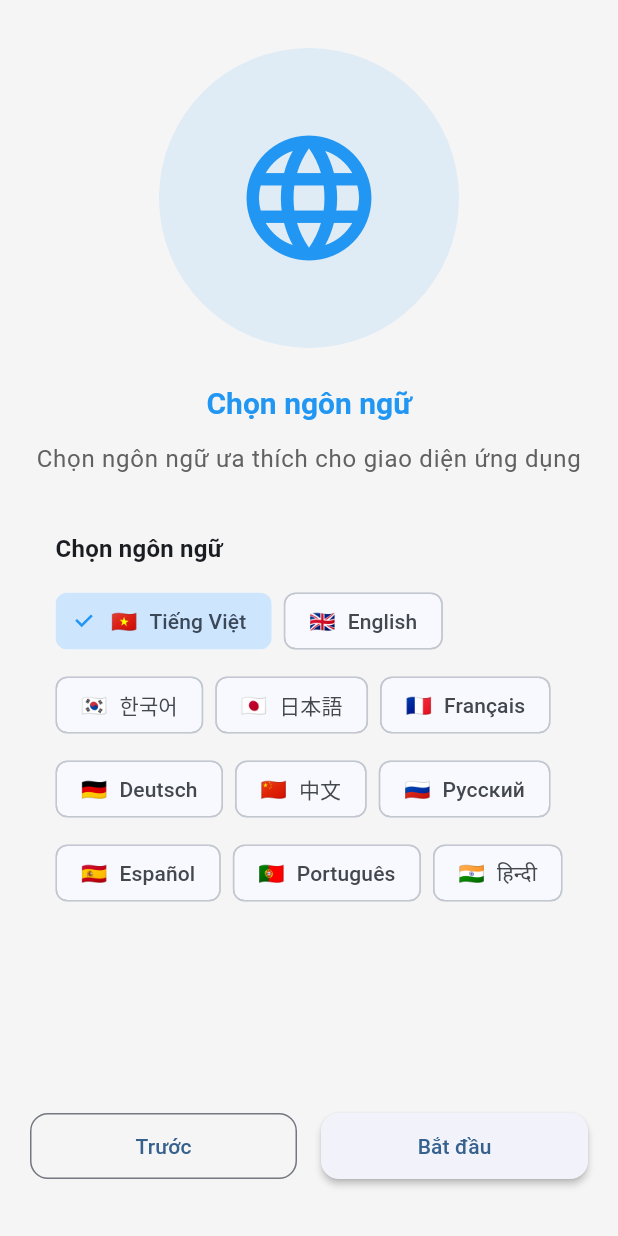
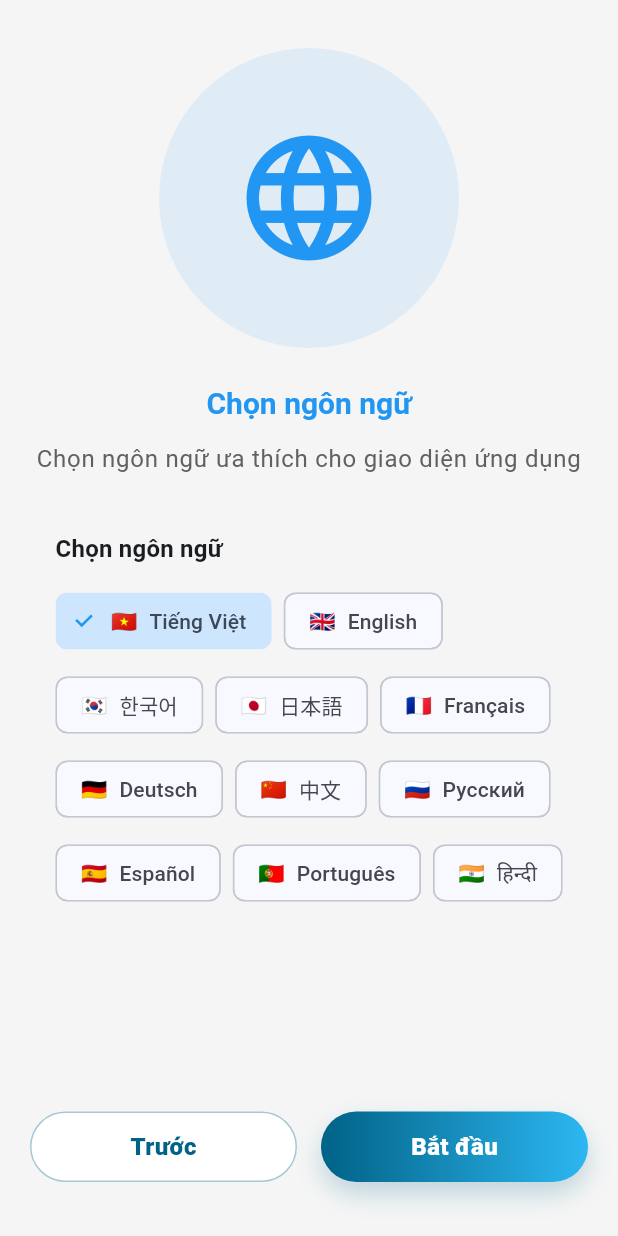
Before and after one commit to nguyenapt/sarah_edu_complete, a Flutter app: the WelcomeScreen3 screen opened directly with empty values, after a tap on "🇻🇳", on a phone screen of 412 x 824 dp. Run offline on Flutter 3.47's test engine with Material 3 defaults, Android fonts, the phone set to English and light mode, and no system bars; our stand-ins replace audioplayers, cached_network_image, cloud_firestore, firebase_auth, firebase_core, fl_chart and 3 more; missing offline and left inert: flutter_html_table; accounts and stored records are empty.

Commit message:
update restyle

```diff
--- a/lib/core/services/language_service.dart
+++ b/lib/core/services/language_service.dart
@@ -7,7 +7,7 @@ class LanguageService {
   // Get current language from SharedPreferences
   static Future<Locale> getCurrentLanguage() async {
     final prefs = await SharedPreferences.getInstance();
-    final languageCode = prefs.getString(_languageKey) ?? 'vi'; // Default to Vietnamese
+    final languageCode = prefs.getString(_languageKey) ?? 'en'; // Default to English
     return Locale(languageCode);
   }
 
@@ -43,7 +43,7 @@ class LanguageService {
       case 'hi':
         return 'हिन्दी';
       default:
-        return 'Tiếng Việt';
+        return 'English';
     }
   }
 
@@ -73,7 +73,7 @@ class LanguageService {
       case 'hi':
         return '🇮🇳';
       default:
-        return '🇻🇳';
+        return '🇬🇧';
     }
   }
 }
--- a/lib/providers/language_provider.dart
+++ b/lib/providers/language_provider.dart
@@ -2,7 +2,7 @@ import 'package:flutter/material.dart';
 import '../core/services/language_service.dart';
 
 class LanguageProvider with ChangeNotifier {
-  Locale _locale = const Locale('vi'); // Default to Vietnamese
+  Locale _locale = const Locale('en'); // Default to English
   bool _isLoading = true;
 
   Locale get locale => _locale;
@@ -18,7 +18,7 @@ class LanguageProvider with ChangeNotifier {
       _isLoading = false;
       notifyListeners();
     } catch (e) {
-      _locale = const Locale('vi');
+      _locale = const Locale('en');
       _isLoading = false;
       notifyListeners();
     }
--- a/lib/screens/welcome/welcome_screen_1.dart
+++ b/lib/screens/welcome/welcome_screen_1.dart
@@ -1,6 +1,14 @@
 import 'package:flutter/material.dart';
 import '../../core/theme/app_theme.dart';
 import '../../l10n/app_localizations.dart';
+
+const Color _kPrimary = Color(0xFF006286);
+const Color _kPrimaryContainer = Color(0xFF2DB7F2);
+const LinearGradient _kPrimaryCtaGradient = LinearGradient(
+  colors: [_kPrimary, _kPrimaryContainer],
+  begin: Alignment.centerLeft,
+  end: Alignment.centerRight,
+);
 
 class WelcomeScreen1 extends StatelessWidget {
   final VoidCallback onNext;
@@ -57,27 +65,15 @@ class WelcomeScreen1 extends StatelessWidget {
               ),
               const Spacer(),
               // Next Button
-              SizedBox(
-                width: double.infinity,
-                child: ElevatedButton(
-                  onPressed: onNext,
-                  style: ElevatedButton.styleFrom(
-                    padding: const EdgeInsets.symmetric(vertical: 16),
-                    shape: RoundedRectangleBorder(
-                      borderRadius: BorderRadius.circular(12),
-                    ),
-                  ),
-                  child: Text(
-                    AppLocalizations.of(context)!.next,
-                    style: const TextStyle(fontSize: 16),
-                  ),
-                ),
+              _GradientPillButton(
+                label: AppLocalizations.of(context)!.next,
+                onPressed: onNext,
               ),
               const SizedBox(height: 16),
               // Skip Button
-              TextButton(
+              _GhostButton(
+                label: AppLocalizations.of(context)!.skip,
                 onPressed: onSkip,
-                child: Text(AppLocalizations.of(context)!.skip),
               ),
               const SizedBox(height: 24),
             ],
@@ -87,3 +83,74 @@ class WelcomeScreen1 extends StatelessWidget {
     );
   }
 }
+
+class _GradientPillButton extends StatelessWidget {
+  const _GradientPillButton({
+    required this.label,
+    required this.onPressed,
+  });
+
+  final String label;
+  final VoidCallback onPressed;
+
+  @override
+  Widget build(BuildContext context) {
+    return DecoratedBox(
+      decoration: BoxDecoration(
+        gradient: _kPrimaryCtaGradient,
+        borderRadius: BorderRadius.circular(999),
+        boxShadow: [
+          BoxShadow(
+            color: _kPrimary.withValues(alpha: 0.22),
+            blurRadius: 14,
+            offset: const Offset(0, 8),
+          ),
+        ],
+      ),
+      child: Material(
+        color: Colors.transparent,
+        child: InkWell(
+          onTap: onPressed,
+          borderRadius: BorderRadius.circular(999),
+          child: Padding(
+            padding: const EdgeInsets.symmetric(vertical: 16),
+            child: Center(
+              child: Text(
+                label,
+                style: const TextStyle(
+                  color: Colors.white,
+                  fontSize: 16,
+                  fontWeight: FontWeight.w900,
+                ),
+              ),
+            ),
+          ),
+        ),
+      ),
+    );
+  }
+}
+
+class _GhostButton extends StatelessWidget {
+  const _GhostButton({
+    required this.label,
+    required this.onPressed,
+  });
+
+  final String label;
+  final VoidCallback onPressed;
+
+  @override
+  Widget build(BuildContext context) {
+    return TextButton(
+      onPressed: onPressed,
+      style: TextButton.styleFrom(
+        foregroundColor: const Color(0xFF445D7F),
+      ),
+      child: Text(
+        label,
+        style: const TextStyle(fontWeight: FontWeight.w800),
+      ),
+    );
+  }
+}
--- a/lib/screens/welcome/welcome_screen_3.dart
+++ b/lib/screens/welcome/welcome_screen_3.dart
@@ -5,6 +5,14 @@ import '../../l10n/app_localizations.dart';
 import '../../providers/language_provider.dart';
 import '../../core/services/welcome_service.dart';
 import '../main_navigation.dart';
+
+const Color _kPrimary = Color(0xFF006286);
+const Color _kPrimaryContainer = Color(0xFF2DB7F2);
+const LinearGradient _kPrimaryCtaGradient = LinearGradient(
+  colors: [_kPrimary, _kPrimaryContainer],
+  begin: Alignment.centerLeft,
+  end: Alignment.centerRight,
+);
 
 class WelcomeScreen3 extends StatelessWidget {
   final VoidCallback onPrevious;
@@ -118,20 +126,15 @@ class WelcomeScreen3 extends StatelessWidget {
               Row(
                 children: [
                   Expanded(
-                    child: OutlinedButton(
+                    child: _OutlinePillButton(
                       onPressed: onPrevious,
-                      style: OutlinedButton.styleFrom(
-                        padding: const EdgeInsets.symmetric(vertical: 12),
-                        shape: RoundedRectangleBorder(
-                          borderRadius: BorderRadius.circular(12),
-                        ),
-                      ),
-                      child: Text(AppLocalizations.of(context)!.previous),
+                      label: AppLocalizations.of(context)!.previous,
                     ),
                   ),
                   const SizedBox(width: 16),
                   Expanded(
-                    child: ElevatedButton(
+                    child: _GradientPillButton(
+                      label: AppLocalizations.of(context)!.getStarted,
                       onPressed: () async {
                         // Đánh dấu đã xem welcome
                         await WelcomeService.setHasSeenWelcome(true);
@@ -144,13 +147,6 @@ class WelcomeScreen3 extends StatelessWidget {
                           );
                         }
                       },
-                      style: ElevatedButton.styleFrom(
-                        padding: const EdgeInsets.symmetric(vertical: 12),
-                        shape: RoundedRectangleBorder(
-                          borderRadius: BorderRadius.circular(12),
-                        ),
-                      ),
-                      child: Text(AppLocalizations.of(context)!.getStarted),
                     ),
                   ),
                 ],
@@ -163,3 +159,88 @@ class WelcomeScreen3 extends StatelessWidget {
     );
   }
 }
+
+class _GradientPillButton extends StatelessWidget {
+  const _GradientPillButton({
+    required this.label,
+    required this.onPressed,
+  });
+
+  final String label;
+  final VoidCallback onPressed;
+
+  @override
+  Widget build(BuildContext context) {
+    return DecoratedBox(
+      decoration: BoxDecoration(
+        gradient: _kPrimaryCtaGradient,
+        borderRadius: BorderRadius.circular(999),
+        boxShadow: [
+          BoxShadow(
+            color: _kPrimary.withValues(alpha: 0.22),
+            blurRadius: 14,
+            offset: const Offset(0, 8),
+          ),
+        ],
+      ),
+      child: Material(
+        color: Colors.transparent,
+        child: InkWell(
+          onTap: onPressed,
+          borderRadius: BorderRadius.circular(999),
+          child: Padding(
+            padding: const EdgeInsets.symmetric(vertical: 12),
+            child: Center(
+              child: Text(
+                label,
+                style: const TextStyle(
+                  color: Colors.white,
+                  fontSize: 16,
+                  fontWeight: FontWeight.w900,
+                ),
+              ),
+            ),
+          ),
+        ),
+      ),
+    );
+  }
+}
+
+class _OutlinePillButton extends StatelessWidget {
+  const _OutlinePillButton({
+    required this.label,
+    required this.onPressed,
+  });
+
+  final String label;
+  final VoidCallback onPressed;
+
+  @override
+  Widget build(BuildContext context) {
+    return Material(
+      color: Colors.white,
+      shape: RoundedRectangleBorder(
+        borderRadius: BorderRadius.circular(999),
+        side: BorderSide(color: _kPrimary.withValues(alpha: 0.35)),
+      ),
+      child: InkWell(
+        onTap: onPressed,
+        borderRadius: BorderRadius.circular(999),
+        child: Padding(
+          padding: const EdgeInsets.symmetric(vertical: 12),
+          child: Center(
+            child: Text(
+              label,
+              style: TextStyle(
+                color: _kPrimary,
+                fontSize: 16,
+                fontWeight: FontWeight.w900,
+              ),
+            ),
+          ),
+        ),
+      ),
+    );
+  }
+}
```
Also changed, not shown: lib/screens/welcome/welcome_screen_2.dart (+123 -18 lines).
